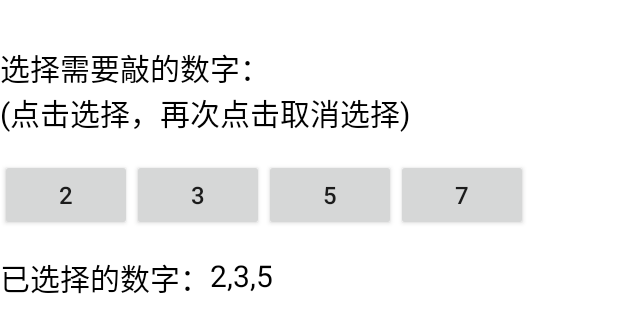
After one commit to jio-deng/FFmpegInAndroid, an Android app: the layout fragment_knock_n.xml on its own in the app's theme, with its tools: preview values and no code run, on a phone screen of 412 x 824 dp. The commit adds this screen. Shown: the top 333 px of the screen. Run offline under Robolectric (Android 15) with nearby library versions, the phone set to English and light mode, and no system bars.

Commit message:
[Add]敲7.
Signed-off-by: dengziming <501823206@qq.co>

```diff
--- a/app/src/main/java/com/dzm/ffmpeg/utils/Utils.java
+++ b/app/src/main/java/com/dzm/ffmpeg/utils/Utils.java
@@ -26,6 +26,10 @@ public class Utils {
 
     public static MyApplication getApplication() {
         return MyApplication.getInstance();
+    }
+
+    public static int getColor(int colorId) {
+        return getApplication().getResources().getColor(colorId);
     }
 
     public static boolean isAppDebug() {
--- /dev/null
+++ b/app/src/main/res/anim/dialog_in.xml
@@ -0,0 +1,6 @@
+<?xml version="1.0" encoding="utf-8"?>
+<translate
+    xmlns:android="http://schemas.android.com/apk/res/android"
+    android:fromYDelta="100%p"
+    android:toYDelta="0%p"
+    android:duration="300" />
--- /dev/null
+++ b/app/src/main/res/anim/dialog_out.xml
@@ -0,0 +1,6 @@
+<?xml version="1.0" encoding="utf-8"?>
+<translate
+    xmlns:android="http://schemas.android.com/apk/res/android"
+    android:fromYDelta="0%p"
+    android:toYDelta="100%p"
+    android:duration="300" />
--- /dev/null
+++ b/app/src/main/res/layout/fragment_knock_n.xml
@@ -0,0 +1,104 @@
+<?xml version="1.0" encoding="utf-8"?>
+<layout xmlns:android="http://schemas.android.com/apk/res/android"
+    xmlns:app="http://schemas.android.com/apk/res-auto"
+    xmlns:tools="http://schemas.android.com/tools">
+
+    <data>
+
+    </data>
+
+    <androidx.constraintlayout.widget.ConstraintLayout
+        android:layout_width="match_parent"
+        android:layout_height="match_parent"
+        android:fitsSystemWindows="true"
+        android:background="@android:color/white">
+
+        <TextView
+            android:id="@+id/tv_title"
+            android:text="选择需要敲的数字：\n(点击选择，再次点击取消选择)"
+            android:textColor="#000000"
+            android:textSize="20sp"
+            android:layout_width="wrap_content"
+            android:layout_height="wrap_content"
+            app:layout_constraintTop_toTopOf="parent"
+            app:layout_constraintStart_toStartOf="parent"
+            android:layout_marginTop="30dp"/>
+
+        <Button
+            android:id="@+id/btn_2"
+            android:text="2"
+            android:textSize="16sp"
+            android:layout_width="wrap_content"
+            android:layout_height="wrap_content"
+            android:layout_marginTop="16sp"
+            app:layout_constraintTop_toBottomOf="@+id/tv_title"
+            app:layout_constraintStart_toStartOf="parent"/>
+
+        <Button
+            android:id="@+id/btn_3"
+            android:text="3"
+            android:textSize="16sp"
+            android:layout_width="wrap_content"
+            android:layout_height="wrap_content"
+            android:layout_marginTop="16sp"
+            app:layout_constraintTop_toBottomOf="@+id/tv_title"
+            app:layout_constraintStart_toEndOf="@+id/btn_2"/>
+
+        <Button
+            android:id="@+id/btn_5"
+            android:text="5"
+            android:textSize="16sp"
+            android:layout_width="wrap_content"
+            android:layout_height="wrap_content"
+            android:layout_marginTop="16sp"
+            app:layout_constraintTop_toBottomOf="@+id/tv_title"
+            app:layout_constraintStart_toEndOf="@+id/btn_3"/>
+
+        <Button
+            android:id="@+id/btn_7"
+            android:text="7"
+            android:textSize="16sp"
+            android:layout_width="wrap_content"
+            android:layout_height="wrap_content"
+            android:layout_marginTop="16sp"
+            app:layout_constraintTop_toBottomOf="@+id/tv_title"
+            app:layout_constraintStart_toEndOf="@+id/btn_5"/>
+
+        <TextView
+            android:id="@+id/tv_title2"
+            android:text="已选择的数字："
+            android:textColor="#000000"
+            android:textSize="20sp"
+            android:layout_width="wrap_content"
+            android:layout_height="wrap_content"
+            app:layout_constraintTop_toBottomOf="@+id/btn_2"
+            app:layout_constraintStart_toStartOf="parent"
+            android:layout_marginTop="16dp"/>
+
+        <TextView
+            android:id="@+id/tv_chosen_nums"
+            android:text=""
+            android:textColor="#000000"
+            android:textSize="20sp"
+            android:layout_width="wrap_content"
+            android:layout_height="wrap_content"
+            app:layout_constraintTop_toBottomOf="@+id/btn_2"
+            app:layout_constraintStart_toEndOf="@+id/tv_title2"
+            android:layout_marginTop="16dp"
+            tools:text="2,3,5"/>
+
+        <androidx.core.widget.NestedScrollView
+            android:layout_width="match_parent"
+            android:layout_height="0dp"
+            app:layout_constraintTop_toBottomOf="@+id/tv_title2"
+            app:layout_constraintBottom_toBottomOf="parent"
+            android:layout_marginTop="16sp">
+
+            <androidx.recyclerview.widget.RecyclerView
+                android:id="@+id/recycler_view"
+                android:layout_width="match_parent"
+                android:layout_height="match_parent" />
+        </androidx.core.widget.NestedScrollView>
+
+    </androidx.constraintlayout.widget.ConstraintLayout>
+</layout>
--- a/app/src/main/res/values/colors.xml
+++ b/app/src/main/res/values/colors.xml
@@ -3,4 +3,7 @@
     <color name="colorPrimary">#3F51B5</color>
     <color name="colorPrimaryDark">#303F9F</color>
     <color name="colorAccent">#FF4081</color>
+
+    <color name="knock_n_read">#000000</color>
+    <color name="knock_n_knock">#ff0000</color>
 </resources>
```
Also changed, not shown: app/src/main/java/com/dzm/ffmpeg/MainActivity.java (+9 -0 lines), app/src/main/java/com/dzm/ffmpeg/optimize/LaunchAOP.java (+8 -8 lines), app/src/main/java/com/dzm/ffmpeg/wanandroid/KnockNAdapter.java (added, +94 -0 lines), app/src/main/java/com/dzm/ffmpeg/wanandroid/KnockNBottomSheetDialogFragment.java (added, +157 -0 lines), app/src/main/java/com/dzm/ffmpeg/yinshipin/FFmpegTest.java (+9 -0 lines), app/src/main/java/com/dzm/ffmpeg/yinshipin/activity/FetchMetaDataActivity.java (+36 -0 lines), app/src/main/res/layout/activity_get_video_meta_data.xml (+11 -1 lines), app/src/main/res/layout/activity_main.xml (+12 -2 lines), app/src/main/res/layout/item_knock_n.xml (added, +23 -0 lines), app/src/main/res/values/styles.xml (+13 -0 lines), 1 other file.
